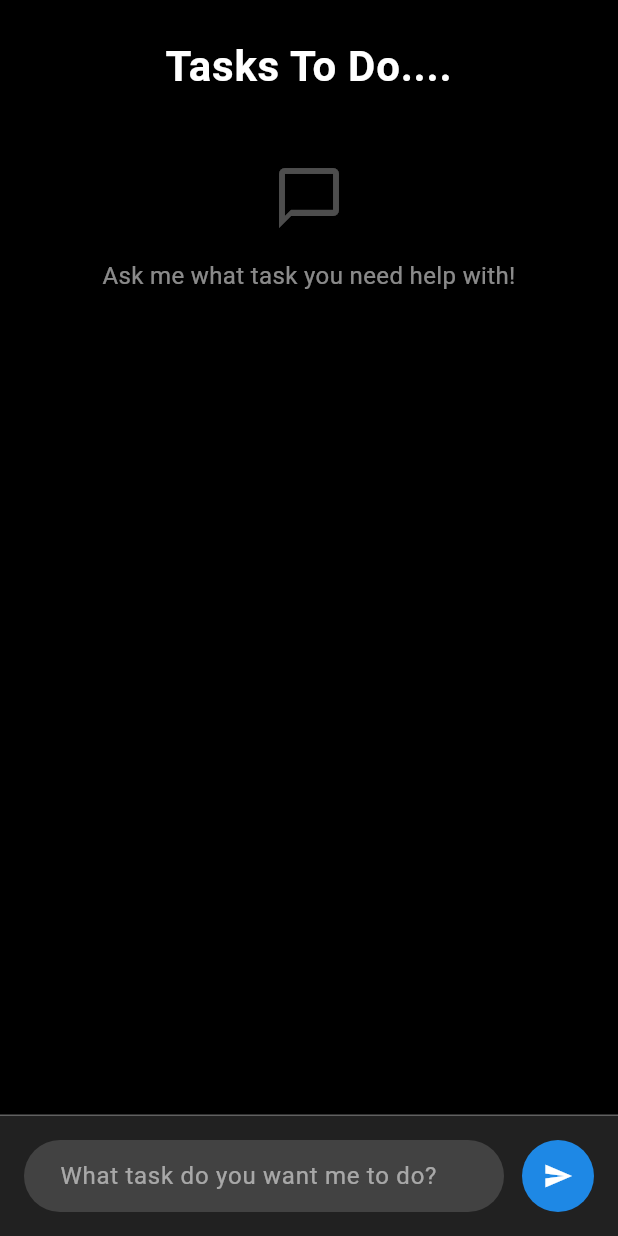
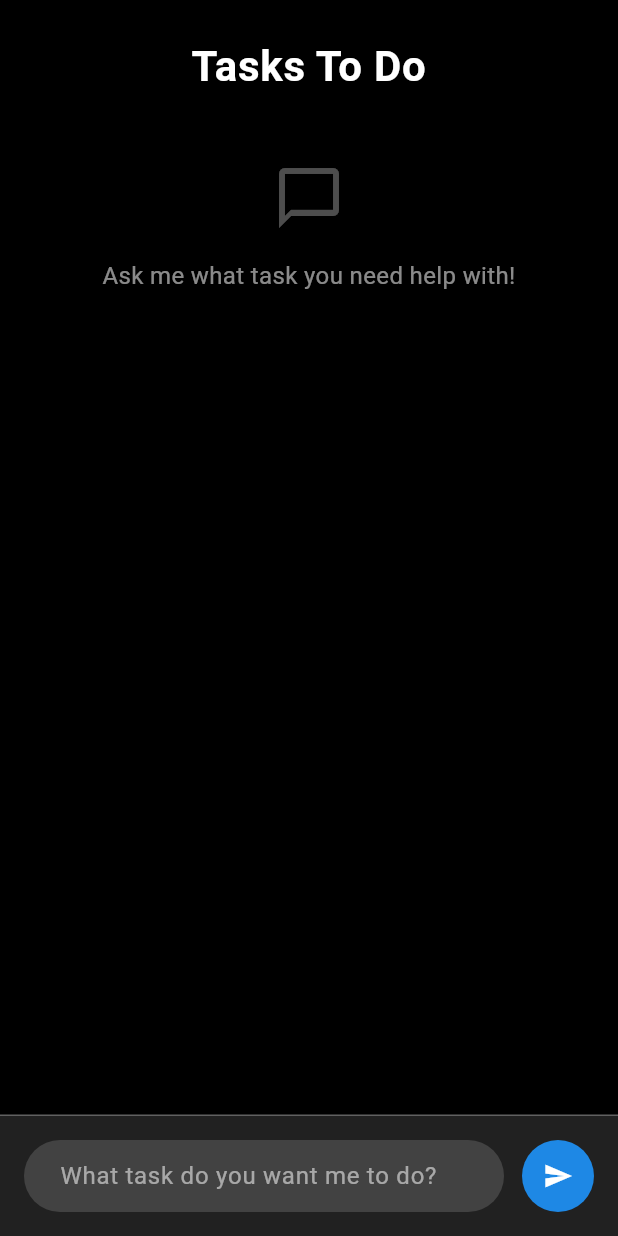
Before and after one commit to billee/tasks_proj, a Flutter app: the screen it shows after launch, on a phone screen of 412 x 824 dp. Run offline on Flutter 3.47's test engine with Material 3 defaults, Android fonts, the phone set to English and light mode, and no system bars.

Commit message:
try the hot reload

```diff
--- a/lib/widgets/tasks_title_widget.dart
+++ b/lib/widgets/tasks_title_widget.dart
@@ -10,7 +10,7 @@ class TasksTitleWidget extends StatelessWidget {
       padding: const EdgeInsets.symmetric(vertical: 24.0, horizontal: 20.0),
       width: double.infinity,
       child: const Text(
-        'Tasks To Do....',
+        'Tasks To Do',
         style: TextStyle(
           color: Colors.white,
           fontSize: 28.0,
```
